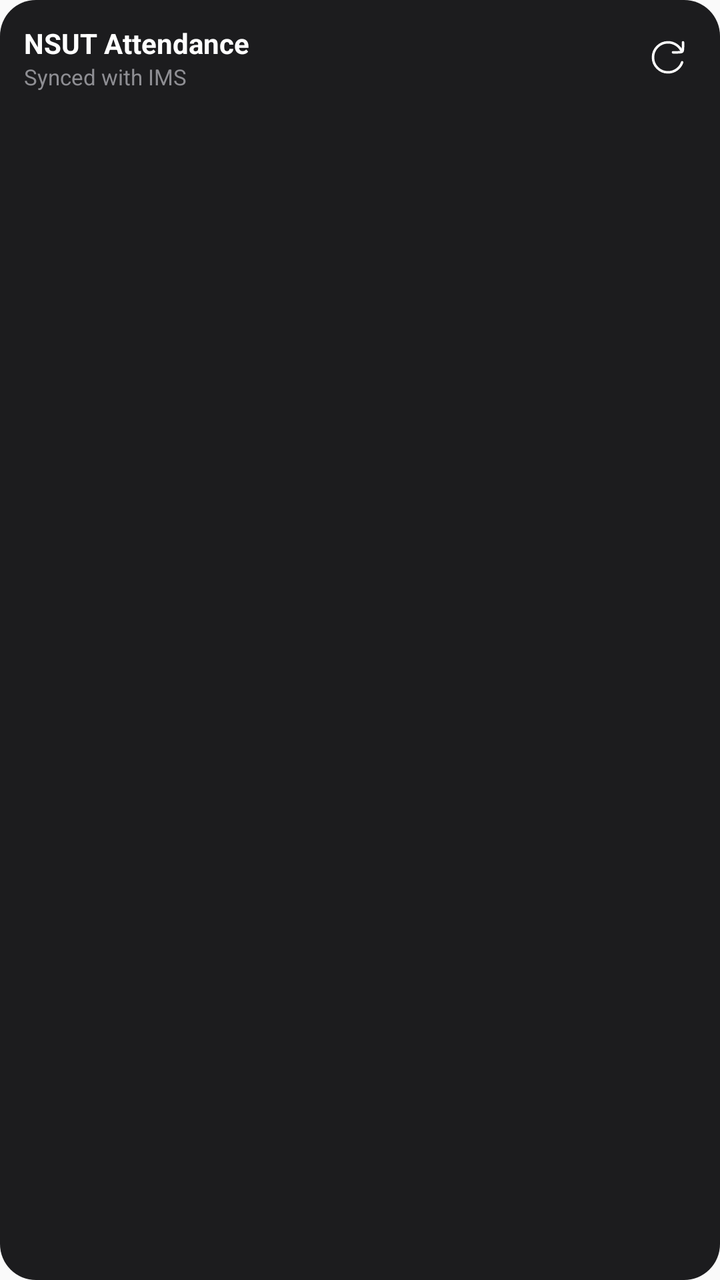
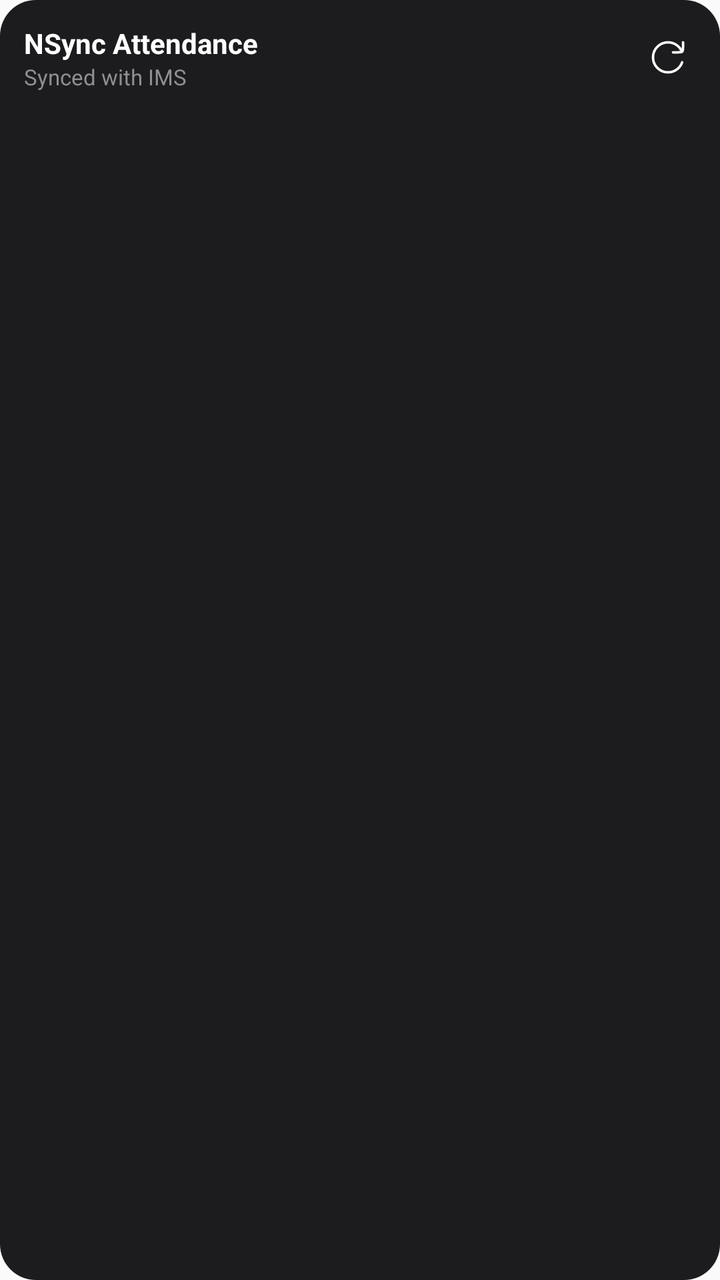

Before-and-after screenshots of an Android layout around one commit, followed by the original layout XML and the change that was made.
<!-- AndroidManifest.xml: application theme Theme.NSUTConnect -->
<!-- res/layout/widget_attendance.xml -->
<?xml version="1.0" encoding="utf-8"?>
<LinearLayout xmlns:android="http://schemas.android.com/apk/res/android"
    android:id="@+id/widget_attendance_root"
    android:layout_width="match_parent"
    android:layout_height="match_parent"
    android:background="@drawable/widget_card_bg"
    android:orientation="vertical"
    android:padding="12dp">

    
    <LinearLayout
        android:layout_width="match_parent"
        android:layout_height="wrap_content"
        android:gravity="center_vertical"
        android:orientation="horizontal">

        <LinearLayout
            android:layout_width="0dp"
            android:layout_height="wrap_content"
            android:layout_weight="1"
            android:orientation="vertical">

            <TextView
                android:layout_width="wrap_content"
                android:layout_height="wrap_content"
                android:text="NSUT Attendance"
                android:textColor="#FFFFFF"
                android:textSize="14sp"
                android:textStyle="bold" />

            <TextView
                android:id="@+id/tv_attendance_subtitle"
                android:layout_width="wrap_content"
                android:layout_height="wrap_content"
                android:text="Synced with IMS"
                android:textColor="#8E8E93"
                android:textSize="11sp" />
        </LinearLayout>

        
        <TextView
            android:id="@+id/tv_overall_percentage"
            android:layout_width="wrap_content"
            android:layout_height="wrap_content"
            android:visibility="gone" />

        <ImageView
            android:id="@+id/btn_refresh_attendance"
            android:layout_width="28dp"
            android:layout_height="28dp"
            android:layout_marginStart="8dp"
            android:background="?android:attr/selectableItemBackgroundBorderless"
            android:contentDescription="Refresh Attendance"
            android:padding="4dp"
            android:src="@drawable/ic_huge_refresh" />
    </LinearLayout>

    
    <LinearLayout
        android:id="@+id/layout_stats_bar"
        android:layout_width="match_parent"
        android:layout_height="wrap_content"
        android:layout_marginTop="8dp"
        android:background="#2C2C2E"
        android:orientation="horizontal"
        android:visibility="gone"
        android:padding="7dp">

        <TextView
            android:id="@+id/tv_stats_attended"
            android:layout_width="0dp"
            android:layout_height="wrap_content"
            android:layout_weight="1"
            android:gravity="center"
            android:text="Classes: 165/196"
            android:textColor="#FFFFFF"
            android:textSize="11sp" />

        <TextView
            android:id="@+id/tv_stats_bunks"
            android:layout_width="0dp"
            android:layout_height="wrap_content"
            android:layout_weight="1"
            android:gravity="center"
            android:text="Safe Bunks: 24"
            android:textColor="#30D158"
            android:textSize="11sp"
            android:textStyle="bold" />
    </LinearLayout>

    
    <ListView
        android:id="@+id/lv_attendance_subjects"
        android:layout_width="match_parent"
        android:layout_height="0dp"
        android:layout_marginTop="6dp"
        android:layout_weight="1"
        android:divider="#2C2C2E"
        android:dividerHeight="1dp" />

    
    <TextView
        android:id="@+id/tv_attendance_empty"
        android:layout_width="match_parent"
        android:layout_height="0dp"
        android:layout_weight="1"
        android:gravity="center"
        android:text="Tap to log in and sync NSUT attendance"
        android:textColor="#8E8E93"
        android:textSize="12sp"
        android:visibility="gone" />

</LinearLayout>
<!-- resources referenced by this layout -->
<resources>
  <!-- drawable ic_huge_refresh (drawable) -->
  <?xml version="1.0" encoding="utf-8"?>
  <vector xmlns:android="http://schemas.android.com/apk/res/android"
      android:width="24dp"
      android:height="24dp"
      android:viewportWidth="24"
      android:viewportHeight="24">
      <path
          android:pathData="M20.4879 15C19.2524 18.4956 15.9187 21 12 21C7.02943 21 3 16.9706 3 12C3 7.02943 7.02943 3 12 3C15.7292 3 18.9286 5.26806 20.2941 8.5"
          android:fillColor="#00000000"
          android:strokeColor="#FFFFFFFF"
          android:strokeWidth="1.5"
          android:strokeLineCap="round"
          android:strokeLineJoin="round" />
      <path
          android:pathData="M15 9H18C19.4142 9 20.1213 9 20.5607 8.56066C21 8.12132 21 7.41421 21 6V3"
          android:fillColor="#00000000"
          android:strokeColor="#FFFFFFFF"
          android:strokeWidth="1.5"
          android:strokeLineCap="round"
          android:strokeLineJoin="round" />
  </vector>
  <!-- drawable widget_card_bg (drawable) -->
  <?xml version="1.0" encoding="utf-8"?>
  <shape xmlns:android="http://schemas.android.com/apk/res/android"
      android:shape="rectangle">
      <corners android:radius="18dp" />
      <solid android:color="#1C1C1E" />
  </shape>
  <style name="Theme.NSUTConnect" parent="android:Theme.Material.Light.NoActionBar" />
</resources>

<!-- the commit's change to res/layout/widget_attendance.xml (unified diff, before → after) -->
@@ -21,9 +21,10 @@
             android:orientation="vertical">
 
             <TextView
+                android:id="@+id/tv_attendance_title"
                 android:layout_width="wrap_content"
                 android:layout_height="wrap_content"
-                android:text="NSUT Attendance"
+                android:text="NSync Attendance"
                 android:textColor="#FFFFFF"
                 android:textSize="14sp"
                 android:textStyle="bold" />
